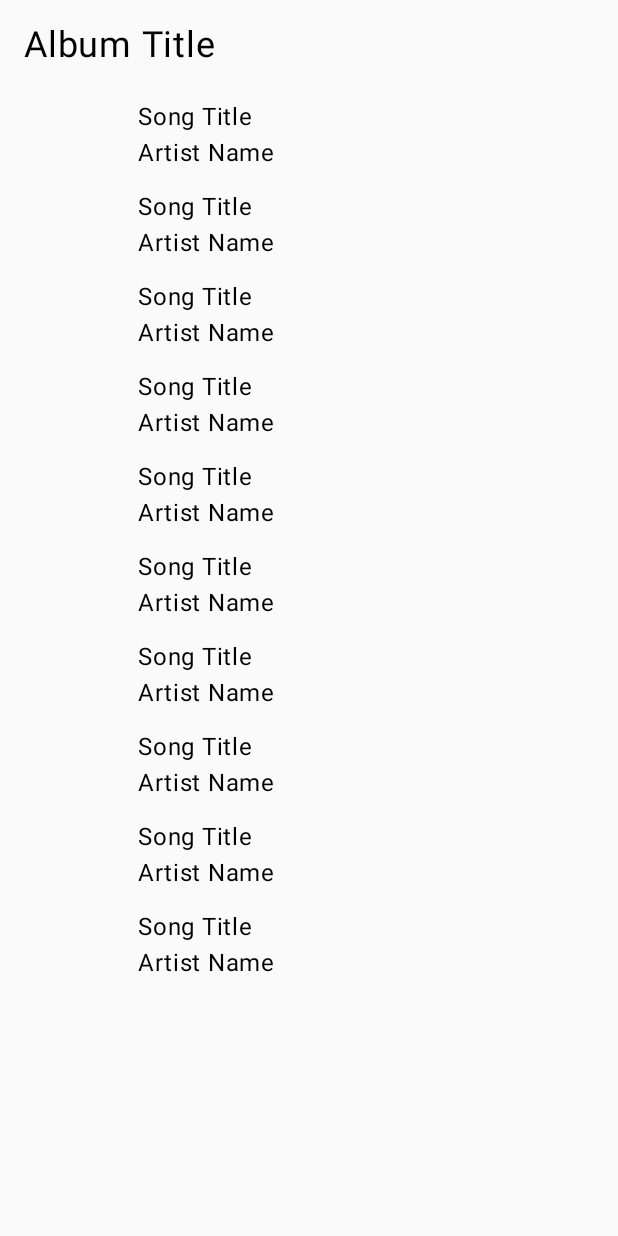
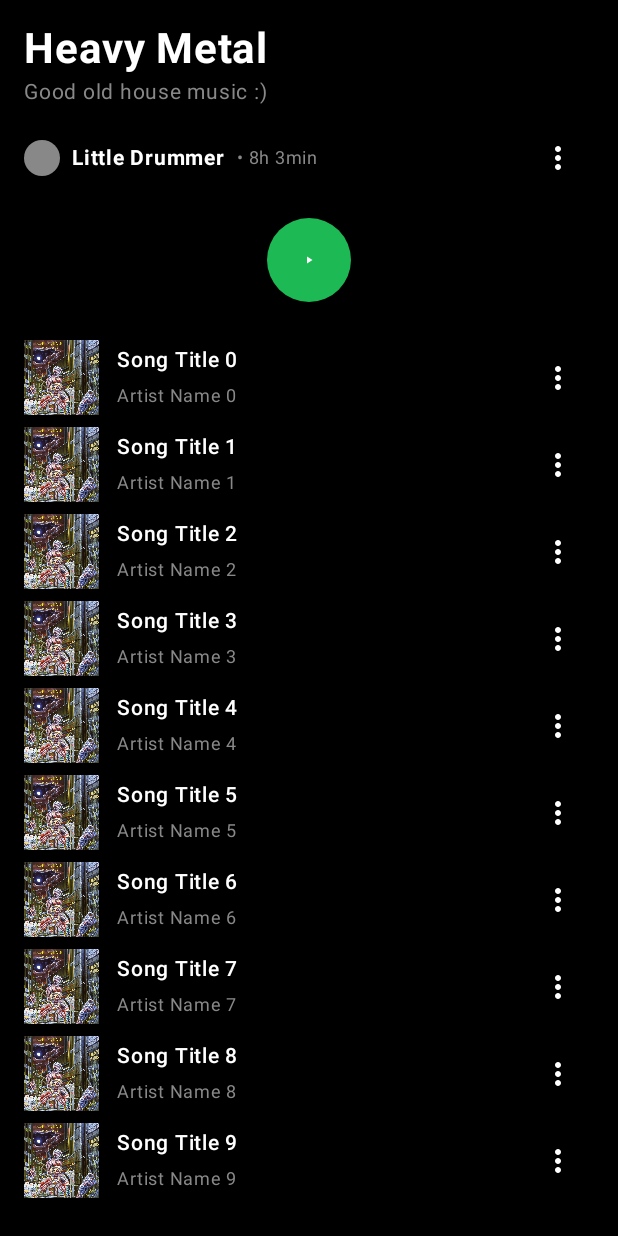
Before and after one commit to Neecs/SpotifyCloneCompose, an Android app built with Jetpack Compose: the DetailScreen screen opened through its navigation route, on a phone screen of 412 x 824 dp. Run offline under Robolectric (Android 15) with nearby library versions, the phone set to English and light mode, and no system bars; our stand-ins replace constraintlayout-compose.

Commit message:
all working

```diff
--- a/app/src/main/java/com/neecs/spotifyclonecompose/ui/components/FeaturedCard.kt
+++ b/app/src/main/java/com/neecs/spotifyclonecompose/ui/components/FeaturedCard.kt
@@ -1,67 +1,63 @@
 package com.neecs.spotifyclonecompose.ui.components
 
+import androidx.compose.foundation.Image
 import androidx.compose.foundation.background
-import androidx.compose.foundation.clickable
 import androidx.compose.foundation.layout.*
+import androidx.compose.foundation.shape.RoundedCornerShape
 import androidx.compose.material.icons.Icons
 import androidx.compose.material.icons.filled.Favorite
 import androidx.compose.material.icons.filled.PlayArrow
+import androidx.compose.material3.*
 import androidx.compose.material3.Icon
-import androidx.compose.material3.MaterialTheme
-import androidx.compose.material3.Surface
-import androidx.compose.material3.Text
 import androidx.compose.runtime.Composable
 import androidx.compose.ui.Alignment
 import androidx.compose.ui.Modifier
 import androidx.compose.ui.graphics.Color
+import androidx.compose.ui.res.painterResource
 import androidx.compose.ui.unit.dp
 import androidx.compose.ui.unit.sp
 import androidx.navigation.NavHostController
 
 @Composable
-fun FeaturedCard(title: String, artist: String, navController: NavHostController) {
+fun FeaturedCard(title: String, artist: String, imageResId: Int, navController: NavHostController) {
     Surface(
         modifier = Modifier
             .fillMaxWidth()
-            .height(130.dp)
-            .clickable { navController.navigate("detail_screen") }
+            .height(150.dp)
             .padding(vertical = 8.dp),
-        color = Color(0xFF1C1C1C), // Fondo gris oscuro
-        shape = MaterialTheme.shapes.medium
+        color = Color(0xFF1C1C1C),
+        shape = RoundedCornerShape(8.dp)
     ) {
         Row(modifier = Modifier.padding(16.dp)) {
-            Box(
+            // Imagen de la tarjeta destacada
+            Image(
+                painter = painterResource(id = imageResId),
+                contentDescription = "Featured Image",
                 modifier = Modifier
                     .size(90.dp)
-                    .background(Color.Gray, shape = MaterialTheme.shapes.small)
-            ) {
-                Text(
-                    text = "Image",
-                    color = Color.White,
-                    modifier = Modifier.align(Alignment.Center)
-                )
-            }
+                    .background(Color.Gray, shape = RoundedCornerShape(8.dp))
+            )
             Spacer(modifier = Modifier.width(16.dp))
             Column(
                 verticalArrangement = Arrangement.Center,
                 modifier = Modifier.fillMaxHeight()
             ) {
-                Text(text = title, fontSize = 16.sp, color = Color.White)
-                Text(text = "Single • $artist", fontSize = 12.sp, color = Color.LightGray)
+                Text(text = title, fontSize = 18.sp, color = Color.White)
+                Text(text = "Single • $artist", fontSize = 14.sp, color = Color.LightGray)
                 Spacer(modifier = Modifier.height(8.dp))
                 Row(verticalAlignment = Alignment.CenterVertically) {
                     Icon(
                         imageVector = Icons.Filled.Favorite,
                         contentDescription = null,
                         tint = Color.White,
-                        modifier = Modifier.size(18.dp) // Icono más pequeño
+                        modifier = Modifier.size(20.dp)
                     )
                     Spacer(modifier = Modifier.width(8.dp))
                     Icon(
                         imageVector = Icons.Filled.PlayArrow,
                         contentDescription = null,
                         tint = Color.White,
-                        modifier = Modifier.size(18.dp) // Icono más pequeño
+                        modifier = Modifier.size(20.dp)
                     )
                 }
             }
--- a/app/src/main/java/com/neecs/spotifyclonecompose/ui/components/PlaylistCard.kt
+++ b/app/src/main/java/com/neecs/spotifyclonecompose/ui/components/PlaylistCard.kt
@@ -1,6 +1,6 @@
 package com.neecs.spotifyclonecompose.ui.components
 
-import androidx.compose.foundation.background
+import androidx.compose.foundation.Image
 import androidx.compose.foundation.clickable
 import androidx.compose.foundation.layout.*
 import androidx.compose.material3.MaterialTheme
@@ -10,46 +10,41 @@ import androidx.compose.runtime.Composable
 import androidx.compose.ui.Alignment
 import androidx.compose.ui.Modifier
 import androidx.compose.ui.graphics.Color
+import androidx.compose.ui.res.painterResource
 import androidx.compose.ui.unit.dp
 import androidx.compose.ui.unit.sp
+import com.neecs.spotifyclonecompose.R
 
 @Composable
 fun PlaylistCard(onClick: () -> Unit) {
     Surface(
         modifier = Modifier
             .fillMaxWidth()
-            .height(70.dp) // Ajuste de altura para un estilo más compacto
+            .height(70.dp)
             .clickable { onClick() }
             .padding(4.dp),
-        color = Color(0xFF1C1C1C), // Fondo oscuro para la tarjeta de playlist
+        color = Color(0xFF1C1C1C),
         shape = MaterialTheme.shapes.medium
     ) {
         Row(
             verticalAlignment = Alignment.CenterVertically,
             modifier = Modifier.fillMaxSize().padding(horizontal = 8.dp)
         ) {
-            // Imagen de playlist a la izquierda
-            Box(
-                modifier = Modifier
-                    .size(50.dp)
-                    .background(Color.Gray) // Color gris como placeholder
-            ) {
-                Text(
-                    text = "Image",
-                    color = Color.White,
-                    fontSize = 10.sp,
-                    modifier = Modifier.align(Alignment.Center)
-                )
-            }
+            // Imagen de playlist desde recursos locales
+            Image(
+                painter = painterResource(id = R.drawable.album),
+                contentDescription = "Playlist Image",
+                modifier = Modifier.size(50.dp)
+            )
 
             Spacer(modifier = Modifier.width(12.dp))
 
             // Texto a la derecha de la imagen
             Text(
-                text = "Everybody Lost Somebody", // Texto de ejemplo
+                text = "The wall", // Texto de ejemplo
                 color = Color.White,
                 fontSize = 14.sp,
-                maxLines = 1 // Limita a una línea
+                maxLines = 1
             )
         }
     }
--- a/app/src/main/java/com/neecs/spotifyclonecompose/ui/screens/DetailScreen.kt
+++ b/app/src/main/java/com/neecs/spotifyclonecompose/ui/screens/DetailScreen.kt
@@ -1,34 +1,164 @@
 package com.neecs.spotifyclonecompose.ui.screens
 
-import androidx.compose.foundation.layout.fillMaxSize
-import androidx.compose.foundation.layout.padding
+import androidx.compose.foundation.Image
+import androidx.compose.foundation.background
+import androidx.compose.foundation.layout.*
 import androidx.compose.foundation.lazy.LazyColumn
-import androidx.compose.material3.Text
+import androidx.compose.foundation.shape.CircleShape
+import androidx.compose.material.icons.Icons
+import androidx.compose.material.icons.filled.MoreVert
+import androidx.compose.material.icons.filled.PlayArrow
+import androidx.compose.material3.*
 import androidx.compose.runtime.Composable
+import androidx.compose.ui.Alignment
 import androidx.compose.ui.Modifier
+import androidx.compose.ui.graphics.Color
+import androidx.compose.ui.res.painterResource
+import androidx.compose.ui.text.font.FontWeight
 import androidx.compose.ui.unit.dp
 import androidx.compose.ui.unit.sp
 import androidx.constraintlayout.compose.ConstraintLayout
-import com.neecs.spotifyclonecompose.ui.components.SongItem
+import com.neecs.spotifyclonecompose.R
 
 @Composable
 fun DetailScreen() {
-    ConstraintLayout(modifier = Modifier.fillMaxSize().padding(16.dp)) {
-        val (title, list) = createRefs()
-        Text(
-            text = "Album Title",
-            fontSize = 24.sp,
-            modifier = Modifier.constrainAs(title) {
+    ConstraintLayout(
+        modifier = Modifier
+            .fillMaxSize()
+            .background(Color.Black)
+            .padding(16.dp)
+    ) {
+        val (header, playButton, songList) = createRefs()
+
+
+        PlaylistHeader(
+            modifier = Modifier.constrainAs(header) {
                 top.linkTo(parent.top)
             }
         )
 
+
+        PlayButton(
+            modifier = Modifier.constrainAs(playButton) {
+                top.linkTo(header.bottom, margin = 16.dp)
+                start.linkTo(parent.start)
+                end.linkTo(parent.end)
+            }
+        )
+
+
         LazyColumn(
-            modifier = Modifier.constrainAs(list) {
-                top.linkTo(title.bottom, margin = 16.dp)
+            verticalArrangement = Arrangement.spacedBy(8.dp),
+            modifier = Modifier.constrainAs(songList) {
+                top.linkTo(playButton.bottom, margin = 16.dp)
+                bottom.linkTo(parent.bottom)
             }
         ) {
-            items(10) { SongItem {} }
+            items(10) { index ->
+                SongItem("Song Title $index", "Artist Name $index")
+            }
         }
     }
 }
+
+@Composable
+fun PlaylistHeader(modifier: Modifier = Modifier) {
+    Column(
+        modifier = modifier.fillMaxWidth()
+    ) {
+        Text(
+            text = "Heavy Metal",
+            color = Color.White,
+            fontSize = 28.sp,
+            fontWeight = FontWeight.Bold
+        )
+        Text(
+            text = "Good old house music :)",
+            color = Color.Gray,
+            fontSize = 14.sp
+        )
+        Spacer(modifier = Modifier.height(8.dp))
+        Row(
+            verticalAlignment = Alignment.CenterVertically,
+            modifier = Modifier.fillMaxWidth()
+        ) {
+            // Imagen de usuario (placeholder)
+            Box(
+                modifier = Modifier
+                    .size(24.dp)
+                    .background(Color.Gray, shape = CircleShape)
+            )
+            Spacer(modifier = Modifier.width(8.dp))
+            Text(
+                text = "Little Drummer",
+                color = Color.White,
+                fontSize = 14.sp,
+                fontWeight = FontWeight.Bold
+            )
+            Spacer(modifier = Modifier.width(8.dp))
+            Text(
+                text = "• 8h 3min",
+                color = Color.Gray,
+                fontSize = 12.sp
+            )
+            Spacer(modifier = Modifier.weight(1f))
+            IconButton(onClick = {}) {
+                Icon(imageVector = Icons.Default.MoreVert, contentDescription = null, tint = Color.White)
+            }
+        }
+    }
+}
+
+@Composable
+fun PlayButton(modifier: Modifier = Modifier) {
+    Box(
+        contentAlignment = Alignment.Center,
+        modifier = modifier
+    ) {
+        Button(
+            onClick = {},
+            colors = ButtonDefaults.buttonColors(containerColor = Color(0xFF1DB954)),
+            modifier = Modifier.size(56.dp),
+            shape = CircleShape
+        ) {
+            Icon(
+                imageVector = Icons.Default.PlayArrow,
+                contentDescription = "Play",
+                tint = Color.White,
+                modifier = Modifier.size(32.dp)
+            )
+        }
+    }
+}
+
+@Composable
+fun SongItem(title: String, artist: String) {
+    Row(
+        verticalAlignment = Alignment.CenterVertically,
+        modifier = Modifier.fillMaxWidth()
+    ) {
+        // Imagen de la canción (placeholder)
+        Image(
+            painter = painterResource(id = R.drawable.song),
+            contentDescription = "Song Image",
+            modifier = Modifier.size(50.dp)
+        )
+        Spacer(modifier = Modifier.width(12.dp))
+        Column(modifier = Modifier.weight(1f)) {
+            Text(
+                text = title,
+                color = Color.White,
+                fontSize = 14.sp,
+                fontWeight = FontWeight.SemiBold
+            )
+            Text(
+                text = artist,
+                color = Color.Gray,
+                fontSize = 12.sp
+            )
+        }
+        IconButton(onClick = {}) {
+            Icon(imageVector = Icons.Default.MoreVert, contentDescription = null, tint = Color.White)
+        }
+    }
+}
--- a/app/src/main/java/com/neecs/spotifyclonecompose/ui/screens/MainScreen.kt
+++ b/app/src/main/java/com/neecs/spotifyclonecompose/ui/screens/MainScreen.kt
@@ -8,7 +8,6 @@ import androidx.compose.foundation.lazy.grid.GridCells
 import androidx.compose.foundation.lazy.grid.LazyVerticalGrid
 import androidx.compose.material3.*
 import androidx.compose.runtime.Composable
-import androidx.compose.ui.Alignment
 import androidx.compose.ui.Modifier
 import androidx.compose.ui.graphics.Color
 import androidx.compose.ui.unit.dp
@@ -16,14 +15,14 @@ import androidx.compose.ui.unit.sp
 import androidx.navigation.NavHostController
 import com.neecs.spotifyclonecompose.ui.components.FeaturedCard
 import com.neecs.spotifyclonecompose.ui.components.PlaylistCard
-import com.neecs.spotifyclonecompose.ui.components.SongItem
+import com.neecs.spotifyclonecompose.R
 
 @Composable
 fun MainScreen(navController: NavHostController) {
     Column(
         modifier = Modifier
             .fillMaxSize()
-            .background(Color.Black) // Fondo oscuro para toda la pantalla
+            .background(Color.Black)
             .padding(16.dp)
     ) {
         LazyRow(
@@ -47,7 +46,7 @@ fun MainScreen(navController: NavHostController) {
             columns = GridCells.Fixed(2),
             verticalArrangement = Arrangement.spacedBy(8.dp),
             horizontalArrangement = Arrangement.spacedBy(8.dp),
-            modifier = Modifier.fillMaxWidth().height(250.dp) // Ajusta la altura para la grid de playlists
+            modifier = Modifier.fillMaxWidth().height(250.dp)
         ) {
             items(6) {
                 PlaylistCard {
@@ -59,17 +58,19 @@ fun MainScreen(navController: NavHostController) {
         Spacer(modifier = Modifier.height(16.dp))
 
         Text(
-            text = "NEW RELEASE FROM AJR",
+            text = "NEW RELEASE FROM IRON MAIDEN",
             color = Color.Gray,
             fontSize = 12.sp,
             modifier = Modifier.padding(start = 8.dp, bottom = 4.dp)
         )
 
         FeaturedCard(
-            title = "Yes I'm A Mess",
-            artist = "AJR",
+            title = "The number of the beast",
+            artist = "Iron Maiden",
+            imageResId = R.drawable.featured, // Asegúrate de que este recurso exista y sea visible
             navController = navController
         )
+
     }
 }
 
@@ -79,7 +80,7 @@ fun MainScreen(navController: NavHostController) {
 @Composable
 fun CategoryChip(text: String) {
     Surface(
-        color = Color(0xFF303030), // Fondo oscuro para el chip
+        color = Color(0xFF303030),
         shape = MaterialTheme.shapes.small,
         modifier = Modifier.padding(horizontal = 4.dp, vertical = 8.dp)
     ) {
```
Also changed, not shown: app/src/main/res/drawable/album.jpg (added), app/src/main/res/drawable/featured.jpg (added), app/src/main/res/drawable/song.jpg (added).
